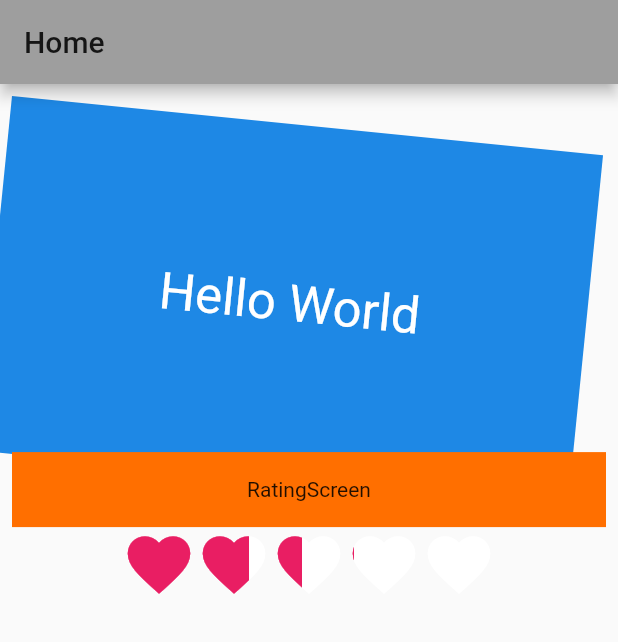
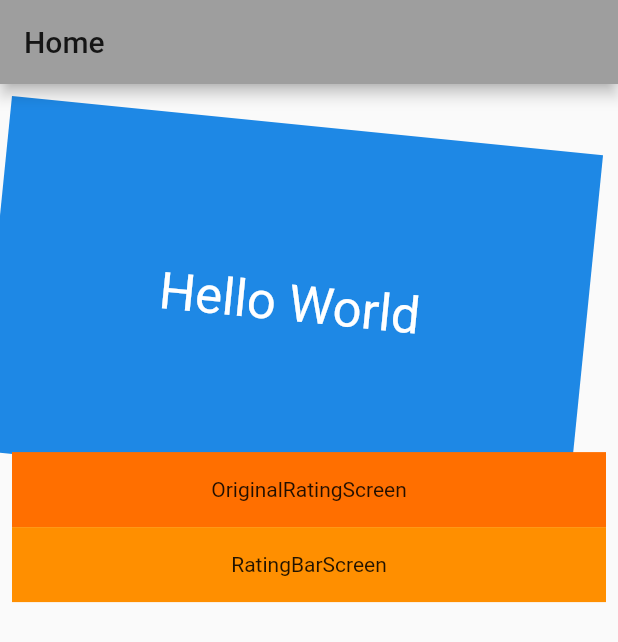
Before and after one commit to linnefromice/flutter_heart_app_01, a Flutter app: the screen it shows after launch, on a phone screen of 412 x 824 dp. Shown: the top 642 px of the screen. Run offline on Flutter 3.47's test engine with Material 2 defaults, Android fonts, the light colour scheme and no system bars; our stand-ins replace flutter_rating_bar.

Commit message:
separate original/exist widget's screen & update home/router

```diff
--- a/lib/main.dart
+++ b/lib/main.dart
@@ -1,6 +1,7 @@
 import 'package:flutter/material.dart';
 import 'package:linnefromice/screens/home_screen.dart';
-import 'package:linnefromice/screens/rating_screen.dart';
+import 'package:linnefromice/screens/original_rating_screen.dart';
+import 'package:linnefromice/screens/rating_bar_screen.dart';
 
 GlobalKey view_global_key = GlobalKey();
 void main() {
@@ -19,7 +20,8 @@ class App extends StatelessWidget {
       initialRoute: '/',
       routes: {
         '/': (context) => HomeScreen(),
-        '/rating': (context) => RatingScreen(),
+        '/original_rating': (context) => OriginalRatingScreen(),
+        '/rating_bar': (context) => RatingBarScreen(),
       },
     );
   }
--- a/lib/screens/home_screen.dart
+++ b/lib/screens/home_screen.dart
@@ -25,52 +25,23 @@ class HomeScreen extends StatelessWidget {
             transform: Matrix4.rotationZ(0.1),
           ),
           GestureDetector(
-            onTap: () => Navigator.pushNamed(context, '/rating'),
+            onTap: () => Navigator.pushNamed(context, '/original_rating'),
             child: Container(
               height: 50,
               color: Colors.amber[900],
-              child: Center(child: Text('RatingScreen')),
+              child: Center(child: Text('OriginalRatingScreen')),
             ),
           ),
-          Row(
-            mainAxisAlignment: MainAxisAlignment.center,
-            children: [
-              RatedHeart(rate: 1.0),
-              RatedHeart(rate: 0.7),
-              RatedHeart(rate: 0.4),
-              RatedHeart(rate: 0.1),
-              RatedHeart(rate: 0.0),
-            ],
-          )
+          GestureDetector(
+            onTap: () => Navigator.pushNamed(context, '/rating_bar'),
+            child: Container(
+              height: 50,
+              color: Colors.amber[800],
+              child: Center(child: Text('RatingBarScreen')),
+            ),
+          ),
         ],
       ),
     );
   }
 }
-
-class RatedHeart extends StatelessWidget {
-  RatedHeart({this.rate});
-  final double rate;
-
-  @override
-  Widget build(BuildContext context) {
-    return ShaderMask(
-      shaderCallback: (bounds) => LinearGradient(
-        begin: Alignment.centerLeft,
-        end: Alignment.centerRight,
-        colors: [Colors.pink, Colors.white],
-        stops: [rate, rate],
-        tileMode: TileMode.mirror,
-      ).createShader(bounds),
-      child: Container(
-        child: Center(
-          child: Icon(
-            Icons.favorite,
-            size: 50,
-            color: Colors.white,
-          ),
-        ),
-      ),
-    );
-  }
-}
--- a/lib/screens/rating_screen.dart
+++ b/lib/screens/rating_bar_screen.dart
@@ -10,7 +10,7 @@ Widget _image(String asset) {
   );
 }
 
-class RatingScreen extends StatelessWidget {
+class RatingBarScreen extends StatelessWidget {
   @override
   Widget build(BuildContext context) {
     return Scaffold(
@@ -21,7 +21,6 @@ class RatingScreen extends StatelessWidget {
           child: Column(
             mainAxisAlignment: MainAxisAlignment.center,
             children: [
-              Text("❤　❤　❤　❤　❤"),
               RatingBar(
                 initialRating: 3,
                 minRating: 1,
```
Also changed, not shown: lib/screens/original_rating_screen.dart (added, +62 -0 lines).
